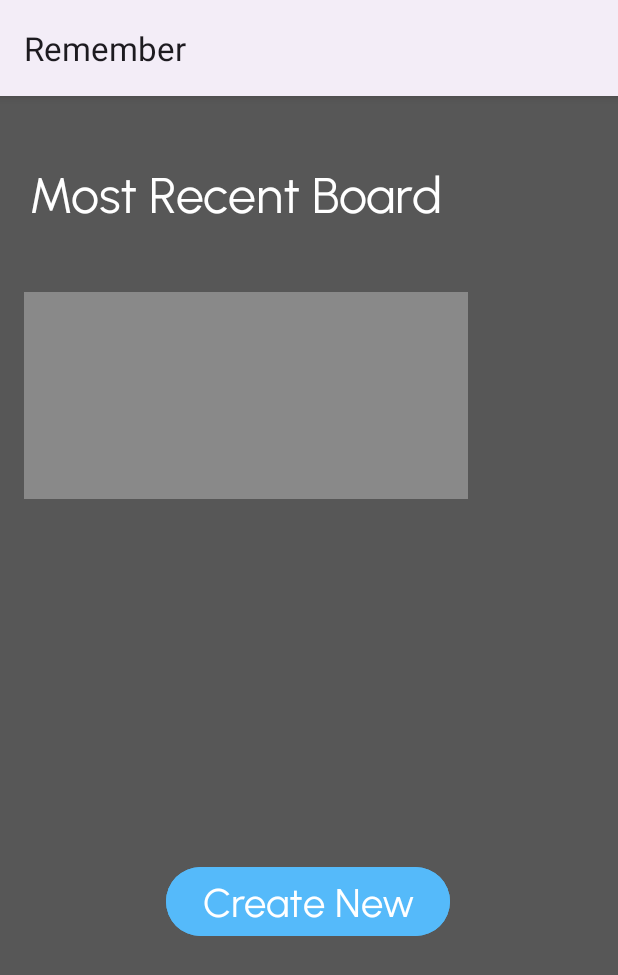
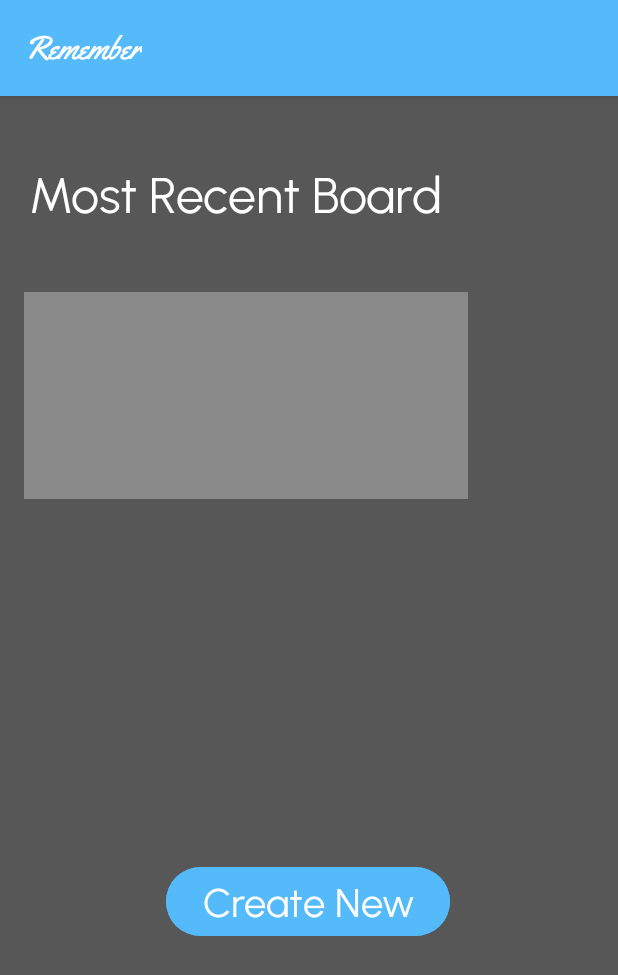
Before and after one commit to miloszkryzia1/android-remember-app, an Android app: the screen it shows after launch (MainActivity), on a phone screen of 412 x 824 dp. Shown: the top 975 px of the screen. Run offline under Robolectric (Android 15) with nearby library versions, the phone set to English and light mode, and no system bars.

Commit message:
change styles for status and action bar

```diff
--- a/app/src/main/res/values/themes.xml
+++ b/app/src/main/res/values/themes.xml
@@ -5,5 +5,16 @@
         <!-- <item name="colorPrimary">@color/my_light_primary</item> -->
     </style>
 
-    <style name="Theme.TrelloCloneApp" parent="Base.Theme.TrelloCloneApp" />
+    <style name="Theme.TrelloCloneApp" parent="Base.Theme.TrelloCloneApp">
+        <item name="actionBarTheme">@style/customActionBarTheme</item>
+        <item name="android:statusBarColor">@color/primary</item>
+        <item name="titleTextColor">@color/white</item>
+    </style>
+
+    <style name="customActionBarTheme">
+        <item name="android:background">@color/primary</item>
+        <item name="android:textColorPrimary">@color/black</item>
+        <item name="fontFamily">@font/yellowtail</item>
+    </style>
+
 </resources>
```
Also changed, not shown: app/src/main/res/font/yellowtail.ttf (renamed from app/src/main/res/font/yelowtail.ttf).
